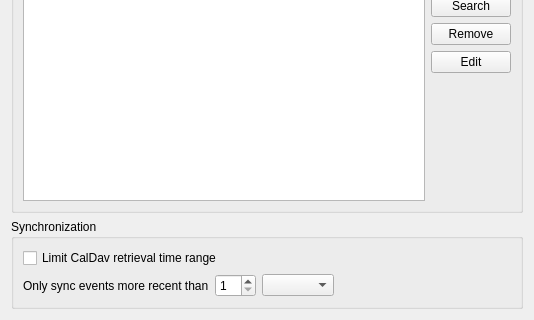
Above: resources/dav/resource/configdialog.ui from KDE/kdepim-runtime before the change; both pictures show x 0 to 534 and y 227 to 547 of the 534 by 547 pixel window. Below: the same form after it.
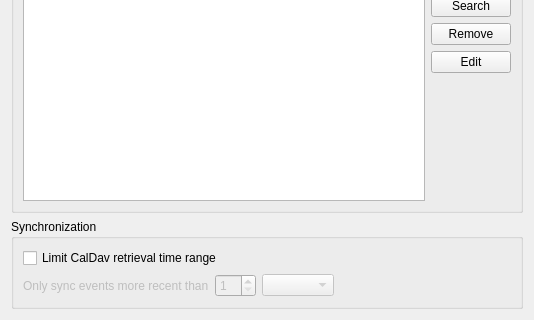
That is the form after the change. Custom widgets are drawn as their Qt base class.

Commit message: Connect some signals for a nicer UI

Patch:
```diff
--- a/resources/dav/resource/configdialog.ui
+++ b/resources/dav/resource/configdialog.ui
@@ -248,6 +248,9 @@
        <layout class="QHBoxLayout" name="horizontalLayout_6">
         <item>
          <widget class="QLabel" name="label_5">
+          <property name="enabled">
+           <bool>false</bool>
+          </property>
           <property name="locale">
            <locale language="English" country="UnitedStates"/>
           </property>
@@ -258,6 +261,9 @@
         </item>
         <item>
          <widget class="QSpinBox" name="kcfg_syncRangeStartNumber">
+          <property name="enabled">
+           <bool>false</bool>
+          </property>
           <property name="locale">
            <locale language="English" country="UnitedStates"/>
           </property>
@@ -268,6 +274,9 @@
         </item>
         <item>
          <widget class="QComboBox" name="syncRangeStartType">
+          <property name="enabled">
+           <bool>false</bool>
+          </property>
           <property name="locale">
            <locale language="English" country="UnitedStates"/>
           </property>
```
Left out of the diff: 51 changed lines with no effect on the pictures.
